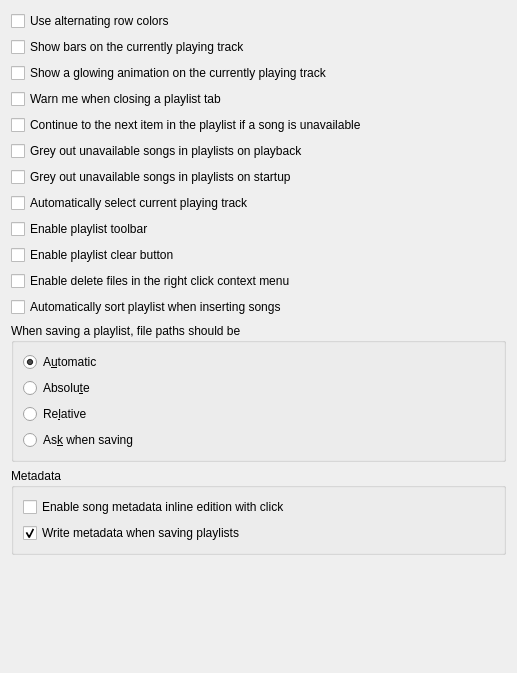
Old version of the form src/settings/playlistsettingspage.ui in the repository strawberrymusicplayer/strawberry.
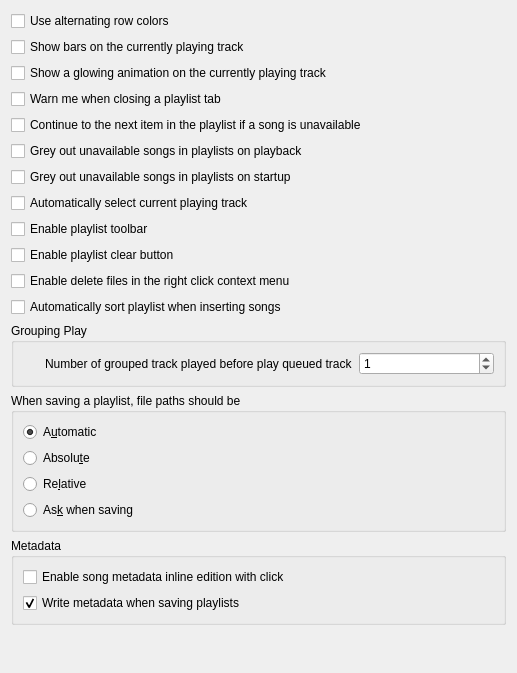
New version of the form.

Commit message:
Grouped tracks are considered as a single track.
   - consider the grouped tracks as one track so the queued tracks cannot interrupt the grouped tracks play
   - add a configuration to define the behavior of the queued tracks in front of the grouped tracks

Diff of the .ui file:
```diff
--- a/src/settings/playlistsettingspage.ui
+++ b/src/settings/playlistsettingspage.ui
@@ -98,6 +98,39 @@
      </property>
     </widget>
    </item>
+   <item>
+    <widget class="QGroupBox" name="groupbox_grouping_play">
+     <property name="title">
+      <string>Grouping Play</string>
+     </property>
+     <layout class="QVBoxLayout" name="layout_grouping_play">
+      <item>
+       <layout class="QHBoxLayout" name="layout_grouping_play_before_queue">
+        <item>
+         <widget class="QLabel" name="label_grouping_play_before_queue_1">
+          <property name="text">
+           <string>Number of grouped track played before play queued track</string>
+          </property>
+          <property name="indent">
+           <number>22</number>
+          </property>
+         </widget>
+        </item>
+        <item>
+         <widget class="QSpinBox" name="spinbox_grouping_before_queue">
+          <property name="minimum">
+           <number>0</number>
+          </property>
+          <property name="value">
+           <number>1</number>
+          </property>
+         </widget>
+        </item>
+       </layout>
+      </item>
+     </layout>
+    </widget>
+   </item>
    <item>
     <widget class="QGroupBox" name="groupbox_paths">
      <property name="title">
```
The commit also changes 11 other files.
